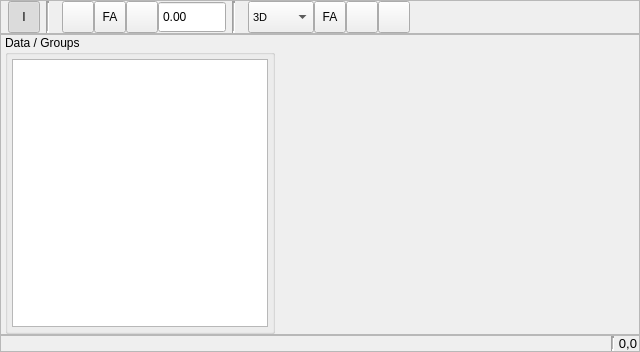
Before: the Qt Designer form src/gui/dataWidget.ui in disorderedmaterials/dissolve, drawn with Qt 5.
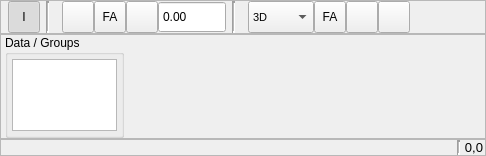
After: the same form once the commit is applied. Icons and pictures are not drawn. Custom widgets are drawn as their Qt base class.

Commit message: No minimum sizes on widgets in DataViewer.

What changed in the file:
```diff
--- a/src/gui/dataWidget.ui
+++ b/src/gui/dataWidget.ui
@@ -6,12 +6,12 @@
    <rect>
     <x>0</x>
     <y>0</y>
-    <width>640</width>
-    <height>352</height>
+    <width>486</width>
+    <height>156</height>
    </rect>
   </property>
   <property name="sizePolicy">
-   <sizepolicy hsizetype="Minimum" vsizetype="Minimum">
+   <sizepolicy hsizetype="Expanding" vsizetype="Expanding">
     <horstretch>0</horstretch>
     <verstretch>0</verstretch>
    </sizepolicy>
@@ -605,7 +605,7 @@
         </property>
         <property name="sizeHint" stdset="0">
          <size>
-          <width>151</width>
+          <width>0</width>
           <height>20</height>
          </size>
         </property>
@@ -653,8 +653,8 @@
       <item>
        <widget class="QGroupBox" name="DataGroup">
         <property name="sizePolicy">
-         <sizepolicy hsizetype="Minimum" vsizetype="Expanding">
-          <horstretch>0</horstretch>
+         <sizepolicy hsizetype="Expanding" vsizetype="Expanding">
+          <horstretch>1</horstretch>
           <verstretch>0</verstretch>
          </sizepolicy>
         </property>
@@ -680,7 +680,7 @@
          <item>
           <widget class="QTreeView" name="DataTree">
            <property name="sizePolicy">
-            <sizepolicy hsizetype="Minimum" vsizetype="Expanding">
+            <sizepolicy hsizetype="Expanding" vsizetype="Expanding">
              <horstretch>0</horstretch>
              <verstretch>0</verstretch>
             </sizepolicy>
@@ -720,6 +720,12 @@
    </item>
    <item>
     <widget class="QFrame" name="InfoFrame">
+     <property name="sizePolicy">
+      <sizepolicy hsizetype="Preferred" vsizetype="Preferred">
+       <horstretch>0</horstretch>
+       <verstretch>0</verstretch>
+      </sizepolicy>
+     </property>
      <property name="font">
       <font>
        <pointsize>10</pointsize>
```
Left out of the diff: 6 changed lines with no effect on the pictures.
